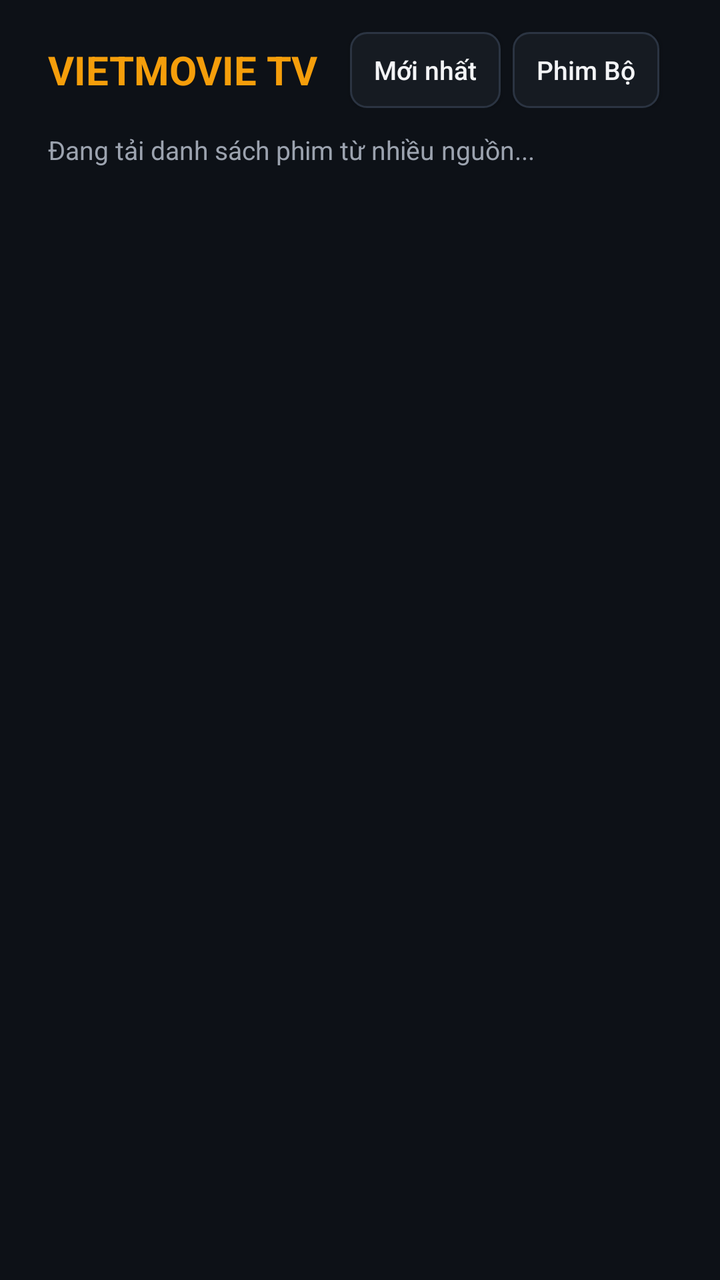
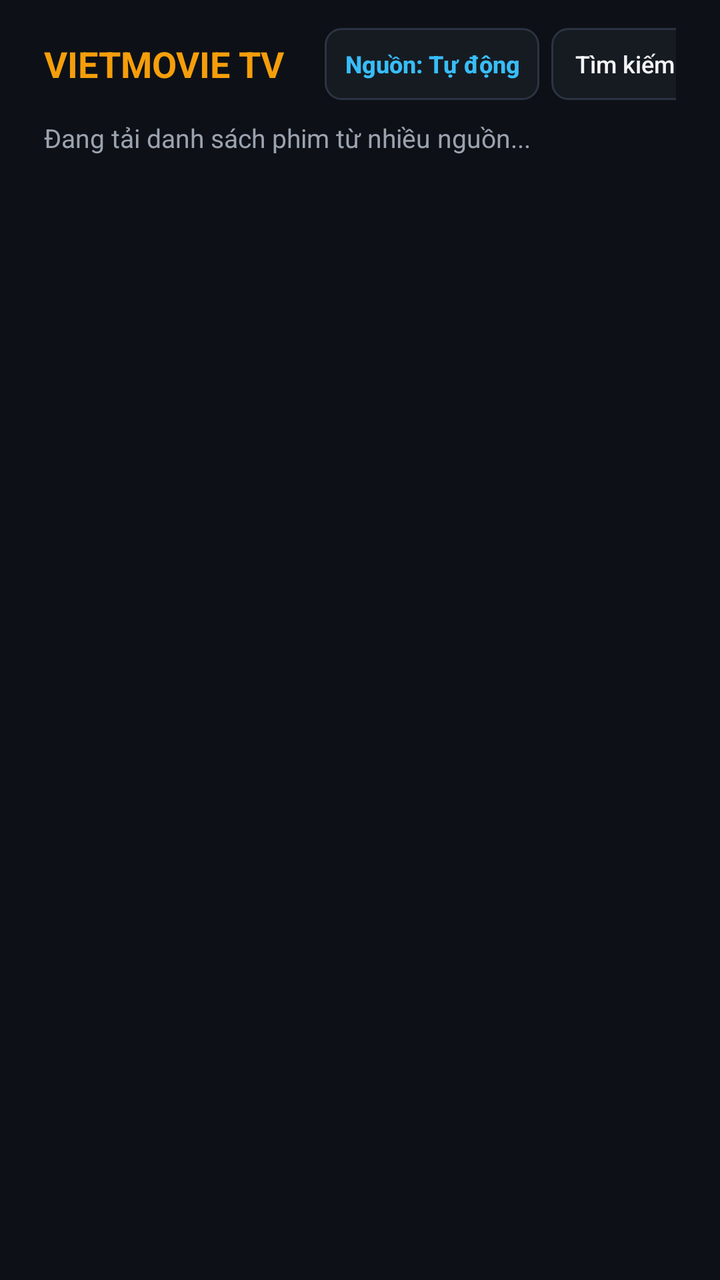

The first picture is an Android layout as it rendered before a commit; the second is the same layout after the commit. The layout source and the unified diff follow.
<!-- AndroidManifest.xml: application theme Theme.VietMovieTV -->
<!-- res/layout/activity_main.xml -->
<?xml version="1.0" encoding="utf-8"?>
<LinearLayout xmlns:android="http://schemas.android.com/apk/res/android"
    android:layout_width="match_parent"
    android:layout_height="match_parent"
    android:background="@color/bg_dark"
    android:orientation="vertical"
    android:paddingStart="24dp"
    android:paddingTop="16dp"
    android:paddingEnd="24dp"
    android:paddingBottom="12dp">

    
    <LinearLayout
        android:id="@+id/topBar"
        android:layout_width="match_parent"
        android:layout_height="wrap_content"
        android:gravity="center_vertical"
        android:orientation="horizontal"
        android:paddingBottom="12dp">

        <TextView
            android:layout_width="wrap_content"
            android:layout_height="wrap_content"
            android:layout_marginEnd="16dp"
            android:text="VIETMOVIE TV"
            android:textColor="@color/accent_amber"
            android:textSize="20sp"
            android:textStyle="bold" />

        <Button
            android:id="@+id/tabNew"
            android:layout_width="wrap_content"
            android:layout_height="38dp"
            android:layout_marginEnd="6dp"
            android:background="@drawable/bg_tab_selector"
            android:focusable="true"
            android:minWidth="0dp"
            android:paddingStart="12dp"
            android:paddingEnd="12dp"
            android:text="Mới nhất"
            android:textAllCaps="false"
            android:textColor="@color/text_primary"
            android:textSize="13sp" />

        <Button
            android:id="@+id/tabSeries"
            android:layout_width="wrap_content"
            android:layout_height="38dp"
            android:layout_marginEnd="6dp"
            android:background="@drawable/bg_tab_selector"
            android:focusable="true"
            android:minWidth="0dp"
            android:paddingStart="12dp"
            android:paddingEnd="12dp"
            android:text="Phim Bộ"
            android:textAllCaps="false"
            android:textColor="@color/text_primary"
            android:textSize="13sp" />

        <Button
            android:id="@+id/tabSingle"
            android:layout_width="wrap_content"
            android:layout_height="38dp"
            android:layout_marginEnd="6dp"
            android:background="@drawable/bg_tab_selector"
            android:focusable="true"
            android:minWidth="0dp"
            android:paddingStart="12dp"
            android:paddingEnd="12dp"
            android:text="Phim Lẻ"
            android:textAllCaps="false"
            android:textColor="@color/text_primary"
            android:textSize="13sp" />

        <Button
            android:id="@+id/tabAnime"
            android:layout_width="wrap_content"
            android:layout_height="38dp"
            android:layout_marginEnd="6dp"
            android:background="@drawable/bg_tab_selector"
            android:focusable="true"
            android:minWidth="0dp"
            android:paddingStart="12dp"
            android:paddingEnd="12dp"
            android:text="Hoạt Hình"
            android:textAllCaps="false"
            android:textColor="@color/text_primary"
            android:textSize="13sp" />

        <Button
            android:id="@+id/tabTvShows"
            android:layout_width="wrap_content"
            android:layout_height="38dp"
            android:layout_marginEnd="6dp"
            android:background="@drawable/bg_tab_selector"
            android:focusable="true"
            android:minWidth="0dp"
            android:paddingStart="12dp"
            android:paddingEnd="12dp"
            android:text="TV Shows"
            android:textAllCaps="false"
            android:textColor="@color/text_primary"
            android:textSize="13sp" />

        <View
            android:layout_width="0dp"
            android:layout_height="1dp"
            android:layout_weight="1" />

        <Button
            android:id="@+id/btnSource"
            android:layout_width="wrap_content"
            android:layout_height="38dp"
            android:layout_marginEnd="8dp"
            android:background="@drawable/bg_tab_selector"
            android:focusable="true"
            android:minWidth="0dp"
            android:paddingStart="12dp"
            android:paddingEnd="12dp"
            android:text="Nguồn: Tự động"
            android:textAllCaps="false"
            android:textColor="@color/accent_cyan"
            android:textSize="13sp"
            android:textStyle="bold" />

        <Button
            android:id="@+id/btnSearch"
            android:layout_width="wrap_content"
            android:layout_height="38dp"
            android:background="@drawable/bg_tab_selector"
            android:focusable="true"
            android:minWidth="0dp"
            android:paddingStart="14dp"
            android:paddingEnd="14dp"
            android:text="Tìm kiếm"
            android:textAllCaps="false"
            android:textColor="@color/text_primary"
            android:textSize="13sp" />
    </LinearLayout>

    
    <TextView
        android:id="@+id/tvStatus"
        android:layout_width="match_parent"
        android:layout_height="wrap_content"
        android:layout_marginBottom="8dp"
        android:text="Đang tải danh sách phim từ nhiều nguồn..."
        android:textColor="@color/text_secondary"
        android:textSize="13sp" />

    
    <FrameLayout
        android:layout_width="match_parent"
        android:layout_height="0dp"
        android:layout_weight="1">

        <androidx.recyclerview.widget.RecyclerView
            android:id="@+id/rvMovies"
            android:layout_width="match_parent"
            android:layout_height="match_parent"
            android:clipChildren="false"
            android:clipToPadding="false"
            android:padding="6dp" />

        <ProgressBar
            android:id="@+id/progressBar"
            android:layout_width="48dp"
            android:layout_height="48dp"
            android:layout_gravity="center"
            android:visibility="gone" />
    </FrameLayout>
</LinearLayout>
<!-- resources referenced by this layout -->
<resources>
  <color name="accent_amber">#F59E0B</color>
  <color name="accent_cyan">#38BDF8</color>
  <color name="bg_dark">#0D1117</color>
  <color name="text_primary">#F3F4F6</color>
  <color name="text_secondary">#9CA3AF</color>
  <!-- drawable bg_tab_selector (drawable) -->
  <?xml version="1.0" encoding="utf-8"?>
  <selector xmlns:android="http://schemas.android.com/apk/res/android">
      <item android:state_focused="true">
          <shape android:shape="rectangle">
              <solid android:color="@color/accent_amber" />
              <corners android:radius="8dp" />
          </shape>
      </item>
      <item android:state_selected="true">
          <shape android:shape="rectangle">
              <solid android:color="#2D3748" />
              <stroke android:width="2dp" android:color="@color/accent_amber" />
              <corners android:radius="8dp" />
          </shape>
      </item>
      <item>
          <shape android:shape="rectangle">
              <solid android:color="@color/bg_surface" />
              <stroke android:width="1dp" android:color="#2B3442" />
              <corners android:radius="8dp" />
          </shape>
      </item>
  </selector>
  <style name="Theme.VietMovieTV" parent="Theme.AppCompat.NoActionBar">
          <item name="android:windowBackground">@color/bg_dark</item>
          <item name="colorPrimary">@color/accent_amber</item>
          <item name="colorAccent">@color/accent_amber</item>
          <item name="android:textColorPrimary">@color/text_primary</item>
          <item name="android:textColorSecondary">@color/text_secondary</item>
      </style>
  <color name="bg_surface">#161B22</color>
</resources>

<!-- the commit's change to res/layout/activity_main.xml (unified diff, before → after) -->
@@ -4,10 +4,10 @@
     android:layout_height="match_parent"
     android:background="@color/bg_dark"
     android:orientation="vertical"
-    android:paddingStart="24dp"
-    android:paddingTop="16dp"
-    android:paddingEnd="24dp"
-    android:paddingBottom="12dp">
+    android:paddingStart="22dp"
+    android:paddingTop="14dp"
+    android:paddingEnd="22dp"
+    android:paddingBottom="10dp">
 
     
     <LinearLayout
@@ -16,126 +16,167 @@
         android:layout_height="wrap_content"
         android:gravity="center_vertical"
         android:orientation="horizontal"
-        android:paddingBottom="12dp">
+        android:paddingBottom="10dp">
 
         <TextView
             android:layout_width="wrap_content"
             android:layout_height="wrap_content"
-            android:layout_marginEnd="16dp"
+            android:layout_marginEnd="12dp"
             android:text="VIETMOVIE TV"
             android:textColor="@color/accent_amber"
-            android:textSize="20sp"
+            android:textSize="18sp"
             android:textStyle="bold" />
 
+        <HorizontalScrollView
+            android:layout_width="0dp"
+            android:layout_height="wrap_content"
+            android:layout_weight="1"
+            android:layout_marginEnd="8dp"
+            android:scrollbars="none">
+
+            <LinearLayout
+                android:layout_width="wrap_content"
+                android:layout_height="wrap_content"
+                android:gravity="center_vertical"
+                android:orientation="horizontal">
+
+                <Button
+                    android:id="@+id/tabNew"
+                    android:layout_width="wrap_content"
+                    android:layout_height="36dp"
+                    android:layout_marginEnd="6dp"
+                    android:background="@drawable/bg_tab_selector"
+                    android:focusable="true"
+                    android:minWidth="0dp"
+                    android:paddingStart="10dp"
+                    android:paddingEnd="10dp"
+                    android:text="Mới nhất"
+                    android:textAllCaps="false"
+                    android:textColor="@color/text_primary"
+                    android:textSize="13sp" />
+
+                <Button
+                    android:id="@+id/tabPopular"
+                    android:layout_width="wrap_content"
+                    android:layout_height="36dp"
+                    android:layout_marginEnd="6dp"
+                    android:background="@drawable/bg_tab_selector"
+                    android:focusable="true"
+                    android:minWidth="0dp"
+                    android:paddingStart="10dp"
+                    android:paddingEnd="10dp"
+                    android:text="Xem nhiều"
+                    android:textAllCaps="false"
+                    android:textColor="@color/accent_amber"
+                    android:textSize="13sp"
+                    android:textStyle="bold" />
+
+                <Button
+                    android:id="@+id/tabDubbed"
+                    android:layout_width="wrap_content"
+                    android:layout_height="36dp"
+                    android:layout_marginEnd="6dp"
+                    android:background="@drawable/bg_tab_selector"
+                    android:focusable="true"
+                    android:minWidth="0dp"
+                    android:paddingStart="10dp"
+                    android:paddingEnd="10dp"
+                    android:text="Thuyết Minh"
+                    android:textAllCaps="false"
+                    android:textColor="@color/accent_green"
+                    android:textSize="13sp"
+                    android:textStyle="bold" />
+
+                <Button
+                    android:id="@+id/tabSeries"
+                    android:layout_width="wrap_content"
+                    android:layout_height="36dp"
+                    android:layout_marginEnd="6dp"
+                    android:background="@drawable/bg_tab_selector"
+                    android:focusable="true"
+                    android:minWidth="0dp"
+                    android:paddingStart="10dp"
+                    android:paddingEnd="10dp"
+                    android:text="Phim Bộ"
+                    android:textAllCaps="false"
+                    android:textColor="@color/text_primary"
+                    android:textSize="13sp" />
+
+                <Button
+                    android:id="@+id/tabSingle"
+                    android:layout_width="wrap_content"
+                    android:layout_height="36dp"
+                    android:layout_marginEnd="6dp"
+                    android:background="@drawable/bg_tab_selector"
+                    android:focusable="true"
+                    android:minWidth="0dp"
+                    android:paddingStart="10dp"
+                    android:paddingEnd="10dp"
+                    android:text="Phim Lẻ"
+                    android:textAllCaps="false"
+                    android:textColor="@color/text_primary"
+                    android:textSize="13sp" />
+
+                <Button
+                    android:id="@+id/tabAnime"
+                    android:layout_width="wrap_content"
+                    android:layout_height="36dp"
+                    android:layout_marginEnd="6dp"
+                    android:background="@drawable/bg_tab_selector"
+                    android:focusable="true"
+                    android:minWidth="0dp"
+                    android:paddingStart="10dp"
+                    android:paddingEnd="10dp"
+                    android:text="Hoạt Hình"
+                    android:textAllCaps="false"
+                    android:textColor="@color/text_primary"
+                    android:textSize="13sp" />
+
+                <Button
+                    android:id="@+id/tabTvShows"
+                    android:layout_width="wrap_content"
+                    android:layout_height="36dp"
+                    android:background="@drawable/bg_tab_selector"
+                    android:focusable="true"
+                    android:minWidth="0dp"
+                    android:paddingStart="10dp"
+                    android:paddingEnd="10dp"
+                    android:text="TV Shows"
+                    android:textAllCaps="false"
+                    android:textColor="@color/text_primary"
+                    android:textSize="13sp" />
+            </LinearLayout>
+        </HorizontalScrollView>
+
         <Button
-            android:id="@+id/tabNew"
+            android:id="@+id/btnSource"
             android:layout_width="wrap_content"
-            android:layout_height="38dp"
+            android:layout_height="36dp"
             android:layout_marginEnd="6dp"
+            android:background="@drawable/bg_tab_selector"
+            android:focusable="true"
+            android:minWidth="0dp"
+            android:paddingStart="10dp"
+            android:paddingEnd="10dp"
+            android:text="Nguồn: Tự động"
+            android:textAllCaps="false"
+            android:textColor="@color/accent_cyan"
+            android:textSize="12sp"
+            android:textStyle="bold" />
+
+        <Button
+            android:id="@+id/btnSearch"
+            android:layout_width="wrap_content"
+            android:layout_height="36dp"
             android:background="@drawable/bg_tab_selector"
             android:focusable="true"
             android:minWidth="0dp"
             android:paddingStart="12dp"
             android:paddingEnd="12dp"
-            android:text="Mới nhất"
-            android:textAllCaps="false"
-            android:textColor="@color/text_primary"
-            android:textSize="13sp" />
-
-        <Button
-            android:id="@+id/tabSeries"
-            android:layout_width="wrap_content"
-            android:layout_height="38dp"
-            android:layout_marginEnd="6dp"
-            android:background="@drawable/bg_tab_selector"
-            android:focusable="true"
-            android:minWidth="0dp"
-            android:paddingStart="12dp"
-            android:paddingEnd="12dp"
-            android:text="Phim Bộ"
-            android:textAllCaps="false"
-            android:textColor="@color/text_primary"
-            android:textSize="13sp" />
-
-        <Button
-            android:id="@+id/tabSingle"
-            android:layout_width="wrap_content"
-            android:layout_height="38dp"
-            android:layout_marginEnd="6dp"
-            android:background="@drawable/bg_tab_selector"
-            android:focusable="true"
-            android:minWidth="0dp"
-            android:paddingStart="12dp"
-            android:paddingEnd="12dp"
-            android:text="Phim Lẻ"
-            android:textAllCaps="false"
-            android:textColor="@color/text_primary"
-            android:textSize="13sp" />
-
-        <Button
-            android:id="@+id/tabAnime"
-            android:layout_width="wrap_content"
-            android:layout_height="38dp"
-            android:layout_marginEnd="6dp"
-            android:background="@drawable/bg_tab_selector"
-            android:focusable="true"
-            android:minWidth="0dp"
-            android:paddingStart="12dp"
-            android:paddingEnd="12dp"
-            android:text="Hoạt Hình"
-            android:textAllCaps="false"
-            android:textColor="@color/text_primary"
-            android:textSize="13sp" />
-
-        <Button
-            android:id="@+id/tabTvShows"
-            android:layout_width="wrap_content"
-            android:layout_height="38dp"
-            android:layout_marginEnd="6dp"
-            android:background="@drawable/bg_tab_selector"
-            android:focusable="true"
-            android:minWidth="0dp"
-            android:paddingStart="12dp"
-            android:paddingEnd="12dp"
-            android:text="TV Shows"
-            android:textAllCaps="false"
-            android:textColor="@color/text_primary"
-            android:textSize="13sp" />
-
-        <View
-            android:layout_width="0dp"
-            android:layout_height="1dp"
-            android:layout_weight="1" />
-
-        <Button
-            android:id="@+id/btnSource"
-            android:layout_width="wrap_content"
-            android:layout_height="38dp"
-            android:layout_marginEnd="8dp"
-            android:background="@drawable/bg_tab_selector"
-            android:focusable="true"
-            android:minWidth="0dp"
-            android:paddingStart="12dp"
-            android:paddingEnd="12dp"
-            android:text="Nguồn: Tự động"
-            android:textAllCaps="false"
-            android:textColor="@color/accent_cyan"
-            android:textSize="13sp"
-            android:textStyle="bold" />
-
-        <Button
-            android:id="@+id/btnSearch"
-            android:layout_width="wrap_content"
-            android:layout_height="38dp"
-            android:background="@drawable/bg_tab_selector"
-            android:focusable="true"
-            android:minWidth="0dp"
-            android:paddingStart="14dp"
-            android:paddingEnd="14dp"
             android:text="Tìm kiếm"
             android:textAllCaps="false"
             android:textColor="@color/text_primary"
-            android:textSize="13sp" />
+            android:textSize="12sp" />
     </LinearLayout>
 
     
<!-- resource entries referenced after the edit -->
@@ -2,6 +2,7 @@
 <resources>
   <color name="accent_amber">#F59E0B</color>
   <color name="accent_cyan">#38BDF8</color>
+  <color name="accent_green">#34D399</color>
   <color name="bg_dark">#0D1117</color>
   <color name="text_primary">#F3F4F6</color>
   <color name="text_secondary">#9CA3AF</color>
